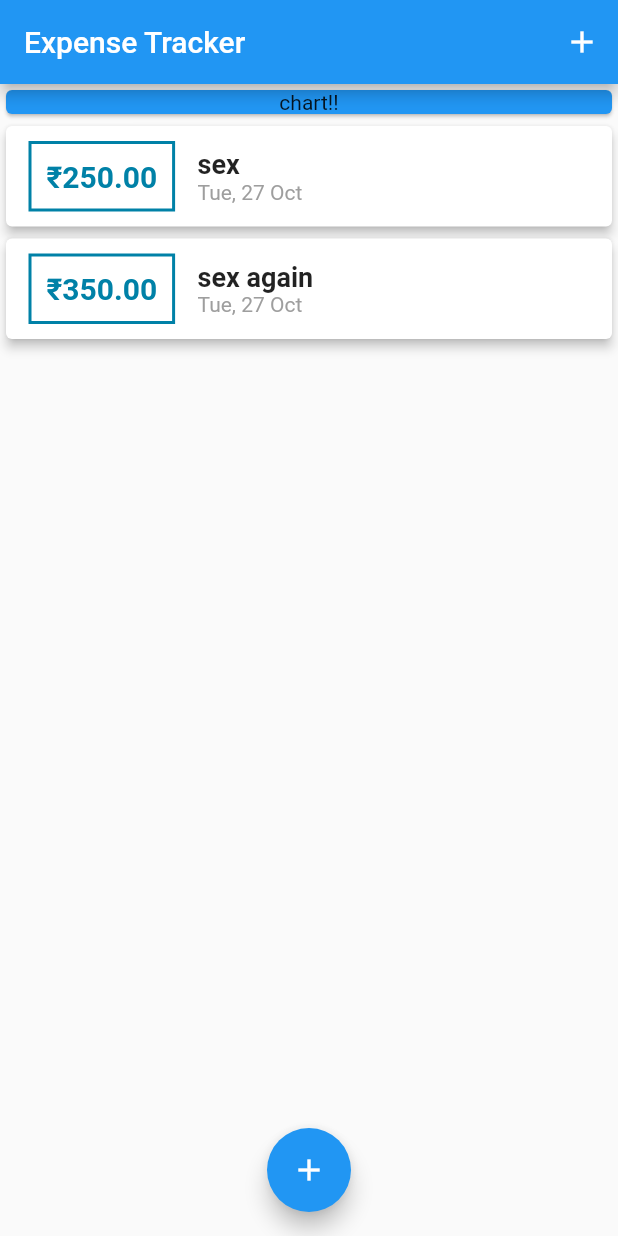
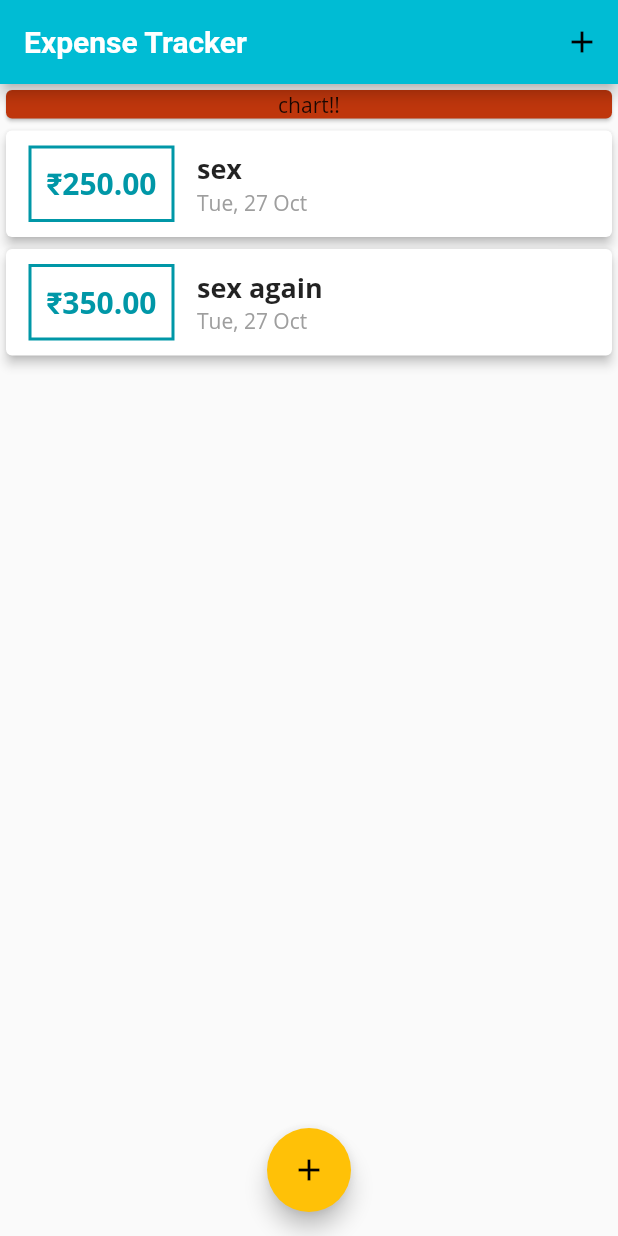
Before and after one commit to dhairay-thakur/expense_tracker, a Flutter app: the screen it shows after launch, on a phone screen of 412 x 824 dp. Run offline on Flutter 3.47's test engine with Material 2 defaults, Android fonts, the phone set to English and light mode, and no system bars.

Commit message:
added ui and text themes

```diff
--- a/lib/main.dart
+++ b/lib/main.dart
@@ -17,7 +17,19 @@ class MyApp extends StatelessWidget {
   @override
   Widget build(BuildContext context) {
     return MaterialApp(
-      title: "Expense Tracker",
+      title: "Personal Expenses",
+      theme: ThemeData(
+        primarySwatch: Colors.cyan,
+        accentColor: Colors.amber,
+        fontFamily: 'OpenSans',
+        appBarTheme: AppBarTheme(
+          textTheme: ThemeData.light().textTheme.copyWith(
+                  headline6: TextStyle(
+                fontWeight: FontWeight.bold,
+                fontSize: 20,
+              )),
+        ),
+      ),
       home: MyHomePage(),
     );
   }
@@ -87,7 +99,7 @@ class _MyHomePageState extends State<MyHomePage> {
                   "chart!!",
                   textAlign: TextAlign.center,
                 ),
-                color: Colors.blue,
+                color: Colors.deepOrange[900],
               ),
             ),
             TransactionList(_userTransactions),
--- a/lib/widgets/transaction_list.dart
+++ b/lib/widgets/transaction_list.dart
@@ -23,7 +23,7 @@ class TransactionList extends StatelessWidget {
                   child: Text(
                     "₹${transactions[index].amount.toStringAsFixed(2)}",
                     style: TextStyle(
-                      color: Color(0xff0081a7),
+                      color: Theme.of(context).primaryColorDark,
                       fontWeight: FontWeight.bold,
                       fontSize: 20,
                     ),
@@ -34,7 +34,7 @@ class TransactionList extends StatelessWidget {
                   ),
                   decoration: BoxDecoration(
                     border: Border.all(
-                      color: Color(0xff0081a7),
+                      color: Theme.of(context).primaryColorDark,
                       width: 2,
                     ),
                   ),
```
Also changed, not shown: pubspec.yaml (+6 -6 lines), assets/fonts/Nunito-Bold.ttf (added), assets/fonts/Nunito-Regular.ttf (added), assets/fonts/Nunito-SemiBold.ttf (added), assets/fonts/OpenSans-Bold.ttf (added), assets/fonts/OpenSans-Regular.ttf (added), assets/fonts/verdana.ttf (added), assets/fonts/verdanab.ttf (added), assets/fonts/verdanai.ttf (added), assets/fonts/verdanaz.ttf (added).
